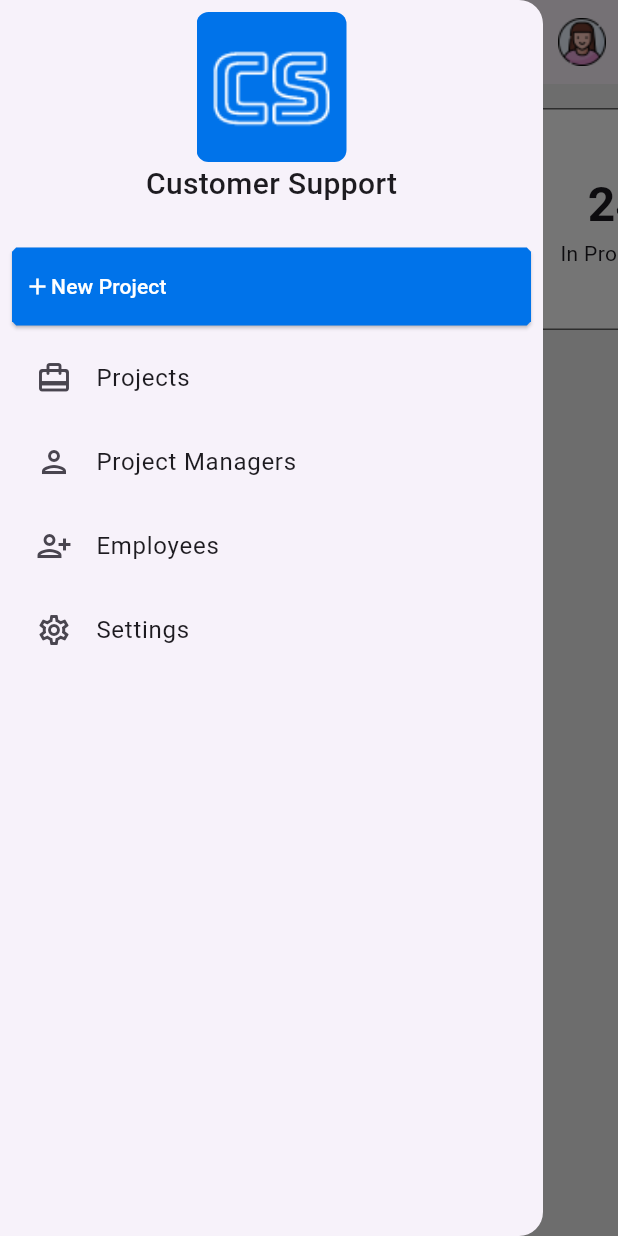
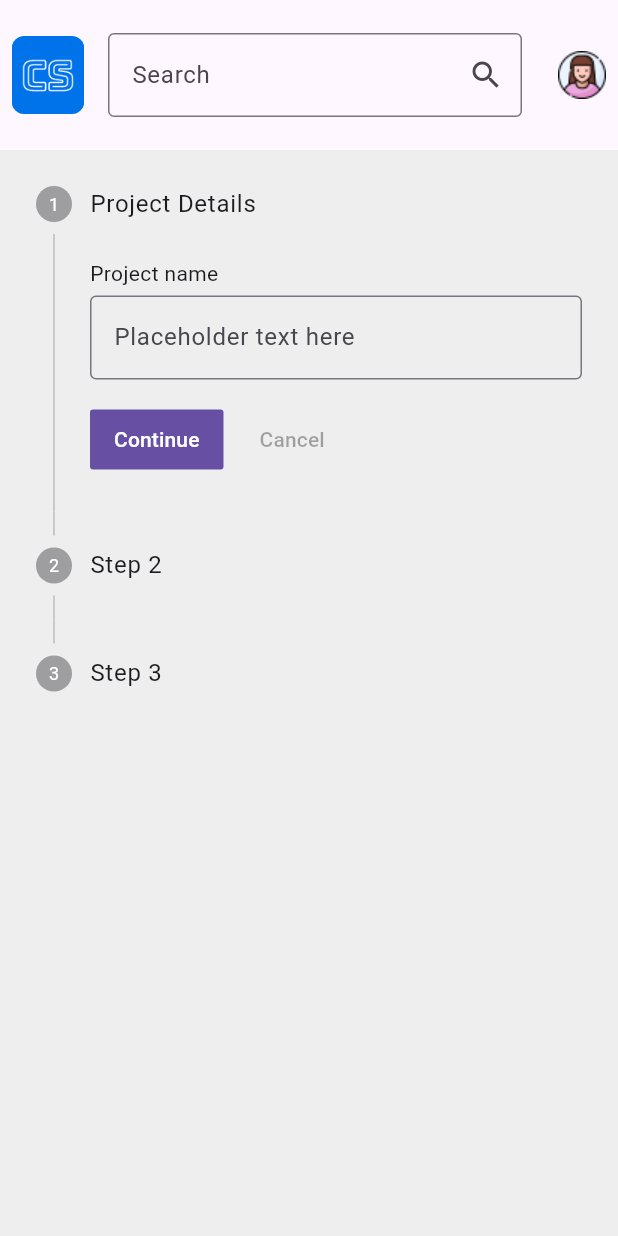
Before and after one commit to AtanuPanja/project3_customer_success_platform, a Flutter app: the screen it shows after launch, in the side drawer, after a tap on "New Project", on a phone screen of 412 x 824 dp. Run offline on Flutter 3.47's test engine with Material 3 defaults, Android fonts, the light colour scheme and no system bars.

Commit message:
Updated main.dart and created two new files
Extracted out Scaffold from main, into a new
widget in a new file home_screen_layout.dart

Created a basic multi step form which has the
stepper in vertical direction.

Put the drawer elements as children of ListView
and defined click events on the button, and first
label.

On clicking the Projects the home page changes
to the projects screen (which is also the default
home page). On clicking the New Project button,
the projects screen is replaced by a multi-step
form.

```diff
--- a/lib/main.dart
+++ b/lib/main.dart
@@ -1,5 +1,5 @@
 import 'package:flutter/material.dart';
-import 'screens/projects_screen.dart';
+import 'screens/home_screen_layout.dart';
 
 void main() {
   runApp(const MainApp());
@@ -10,14 +10,13 @@ class MainApp extends StatelessWidget {
 
   @override
   Widget build(BuildContext context) {
-    var screenWidth = MediaQuery.of(context).size.width;
     return MaterialApp(
       theme: ThemeData(
         scaffoldBackgroundColor: Colors.grey.shade200,
         elevatedButtonTheme: ElevatedButtonThemeData(
           style: ButtonStyle(
-            backgroundColor:
-                MaterialStateProperty.all(const Color.fromARGB(255, 0, 115, 234)),
+            backgroundColor: MaterialStateProperty.all(
+                const Color.fromARGB(255, 0, 115, 234)),
             foregroundColor: MaterialStateProperty.all(Colors.white),
             padding: MaterialStateProperty.all(
               const EdgeInsets.symmetric(
@@ -34,134 +33,7 @@ class MainApp extends StatelessWidget {
         ),
       ),
       debugShowCheckedModeBanner: false,
-      home: Scaffold(
-        appBar: AppBar(
-          leading: Padding(
-            padding: const EdgeInsets.all(8.0),
-            child: Builder(
-              builder: (context) => InkWell(
-                child: Container(
-                  width: 300,
-                  height: 100,
-                  decoration: BoxDecoration(
-                    color: const Color.fromARGB(255, 0, 115, 234),
-                    borderRadius: BorderRadius.circular(8.0),
-                    image: const DecorationImage(
-                      image: AssetImage('assets/images/logo.png'),
-                      fit: BoxFit.cover,
-                    ),
-                  ),
-                ),
-                onTap: () {
-                  Scaffold.of(context).openDrawer();
-                },
-              ),
-            ),
-          ),
-          title: TextField(
-            decoration: InputDecoration(
-              fillColor: Colors.grey.shade200,
-              filled: true,
-              border: InputBorder.none,
-              hintText: 'Search',
-              suffixIcon: const Icon(
-                Icons.search,
-              ),
-            ),
-          ),
-          actions: [
-            Padding(
-              padding: const EdgeInsets.all(8.0),
-              child: InkWell(
-                child: Image.asset('assets/images/default_profile_32px.png'),
-                onTap: () {},
-              ),
-            ),
-          ],
-        ),
-        body: const ProjectsScreen(),
-        drawer: Drawer(
-          width: screenWidth - 50,
-          elevation: 2,
-          child: SafeArea(
-            child: SingleChildScrollView(
-              child: Padding(
-                padding: const EdgeInsets.all(8.0),
-                child: Column(
-                  crossAxisAlignment: CrossAxisAlignment.center,
-                  children: [
-                    Padding(
-                      padding: const EdgeInsets.only(bottom: 8.0),
-                      child: Column(
-                        children: [
-                          Container(
-                            width: 100,
-                            height: 100,
-                            decoration: BoxDecoration(
-                              // color: Color.fromARGB(255, 0, 115, 234),
-                              borderRadius: BorderRadius.circular(8.0),
-                              image: const DecorationImage(
-                                image: AssetImage('assets/images/logo.png'),
-                                fit: BoxFit.cover,
-                              ),
-                            ),
-                          ),
-                          const Text(
-                            'Customer Support',
-                            style: TextStyle(
-                              fontWeight: FontWeight.w500,
-                              fontSize: 20,
-                            ),
-                          ),
-                        ],
-                      ),
-                    ),
-                    const SizedBox(height: 20),
-                    ElevatedButton(
-                      onPressed: () {},
-                      child: const Row(
-                        children: [
-                          Icon(Icons.add),
-                          Text('New Project'),
-                        ],
-                      ),
-                    ),
-                    const SizedBox(height: 7),
-                    ListTile(
-                      leading: const Icon(
-                        Icons.card_travel_rounded,
-                      ),
-                      title: const Text('Projects'),
-                      onTap: () {},
-                    ),
-                    ListTile(
-                      leading: const Icon(
-                        Icons.person_outlined,
-                      ),
-                      title: const Text('Project Managers'),
-                      onTap: () {},
-                    ),
-                    ListTile(
-                      leading: const Icon(
-                        Icons.person_add_alt_1_outlined,
-                      ),
-                      title: const Text('Employees'),
-                      onTap: () {},
-                    ),
-                    ListTile(
-                      leading: const Icon(
-                        Icons.settings_outlined,
-                      ),
-                      title: const Text('Settings'),
-                      onTap: () {},
-                    ),
-                  ],
-                ),
-              ),
-            ),
-          ),
-        ),
-      ),
+      home: HomeScreen(),
     );
   }
 }
--- /dev/null
+++ b/lib/screens/home_screen_layout.dart
@@ -0,0 +1,166 @@
+import 'package:flutter/material.dart';
+import 'projects_screen.dart';
+import '../widgets/new_project_stepper.dart';
+
+class HomeScreen extends StatefulWidget {
+  const HomeScreen({
+    super.key,
+  });
+
+  @override
+  State<HomeScreen> createState() => _HomeScreenState();
+}
+
+class _HomeScreenState extends State<HomeScreen> {
+
+  int currentIndex = 0;
+
+  List<Widget> widgetOptions = [
+    ProjectsScreen(),
+    NewProjectStepper(),
+  ];
+
+  void onOptionSelected(int index) {
+    setState(() {
+      currentIndex = index;
+    });
+  }
+
+  @override
+  Widget build(BuildContext context) {
+    var screenWidth = MediaQuery.of(context).size.width;
+    return Scaffold(
+      appBar: AppBar(
+        toolbarHeight: 100,
+        leading: Padding(
+          padding: const EdgeInsets.only(left: 8.0,  top: 24.0, bottom: 24.0),
+          child: Builder(
+            builder: (context) => InkWell(
+              child: Container(
+                decoration: BoxDecoration(
+                  color: const Color.fromARGB(255, 0, 115, 234),
+                  borderRadius: BorderRadius.circular(8.0),
+                  image: const DecorationImage(
+                    image: AssetImage('assets/images/logo.png'),
+                    fit: BoxFit.contain,
+                  ),
+                ),
+              ),
+              onTap: () {
+                Scaffold.of(context).openDrawer();
+              },
+            ),
+          ),
+        ),
+        title: TextFormField(
+
+          decoration: InputDecoration(
+            // fillColor: Colors.grey.shade200,
+            // filled: true,
+            border: OutlineInputBorder(
+              borderSide: BorderSide(
+                color: Colors.grey.shade700,
+              ),
+            ),
+            hintText: 'Search',
+            suffixIcon: const Icon(
+              Icons.search,
+            ),
+          ),
+        ),
+        actions: [
+          Padding(
+            padding: const EdgeInsets.all(8.0),
+            child: InkWell(
+              child: Image.asset('assets/images/default_profile_32px.png'),
+              onTap: () {},
+            ),
+          ),
+        ],
+      ),
+      body: widgetOptions[currentIndex],
+      drawer: Drawer(
+        width: screenWidth - 50,
+        elevation: 2,
+        child: SafeArea(
+          child: ListView(
+            children: [
+              Padding(
+                padding: const EdgeInsets.only(bottom: 8.0),
+                child: Column(
+                  children: [
+                    Container(
+                      width: 100,
+                      height: 100,
+                      decoration: BoxDecoration(
+                        // color: Color.fromARGB(255, 0, 115, 234),
+                        borderRadius: BorderRadius.circular(8.0),
+                        image: const DecorationImage(
+                          image: AssetImage('assets/images/logo.png'),
+                          fit: BoxFit.cover,
+                        ),
+                      ),
+                    ),
+                    const Text(
+                      'Customer Support',
+                      style: TextStyle(
+                        fontWeight: FontWeight.w500,
+                        fontSize: 20,
+                      ),
+                    ),
+                  ],
+                ),
+              ),
+              const SizedBox(height: 20),
+              ElevatedButton(
+                onPressed: () {
+                  onOptionSelected(1);
+                  Navigator.pop(context);
+                },
+                child: const Row(
+                  children: [
+                    Icon(Icons.add),
+                    Text('New Project'),
+                  ],
+                ),
+              ),
+              const SizedBox(height: 7),
+              ListTile(
+                selected: currentIndex == 0,
+                leading: const Icon(
+                  Icons.card_travel_rounded,
+                ),
+                title: const Text('Projects'),
+                onTap: () {
+                  onOptionSelected(0);
+                  Navigator.pop(context);
+                },
+              ),
+              ListTile(
+                leading: const Icon(
+                  Icons.person_outlined,
+                ),
+                title: const Text('Project Managers'),
+                onTap: () {},
+              ),
+              ListTile(
+                leading: const Icon(
+                  Icons.person_add_alt_1_outlined,
+                ),
+                title: const Text('Employees'),
+                onTap: () {},
+              ),
+              ListTile(
+                leading: const Icon(
+                  Icons.settings_outlined,
+                ),
+                title: const Text('Settings'),
+                onTap: () {},
+              ),
+            ],
+          ),
+        ),
+      ),
+    );
+  }
+}
--- /dev/null
+++ b/lib/widgets/new_project_stepper.dart
@@ -0,0 +1,65 @@
+import 'package:flutter/material.dart';
+
+class NewProjectStepper extends StatefulWidget {
+  const NewProjectStepper({super.key});
+
+  @override
+  State<NewProjectStepper> createState() => _NewProjectStepperState();
+}
+
+class _NewProjectStepperState extends State<NewProjectStepper> {
+  int currentStep = 0;
+  List<Step> steps = [
+    Step(
+      title: Text('Project Details'),
+      content: Column(
+        crossAxisAlignment: CrossAxisAlignment.start,
+        children: [
+          Text('Project name'),
+          SizedBox(height: 5,),
+          TextFormField(
+            decoration: InputDecoration(
+              border: OutlineInputBorder(
+                borderSide: BorderSide(
+                  color: Colors.grey.shade700,
+                ),
+              ),
+              focusedBorder: OutlineInputBorder(
+                borderSide: BorderSide(),
+              ),
+              hintText: 'Placeholder text here',
+            ),
+          ),
+        ],
+      ),
+    ),
+    Step(
+      title: Text('Step 2'),
+      content: Text('Content for Step 2'),
+    ),
+    Step(
+      title: Text('Step 3'),
+      content: Text('Content for Step 3'),
+    ),
+  ];
+
+  @override
+  Widget build(BuildContext context) {
+    return Scaffold(
+      body: Container(
+        child: Stepper(
+          currentStep: currentStep,
+            onStepContinue: () {
+              setState(() {
+                if (currentStep < steps.length - 1) {
+                  currentStep += 1;
+                } else {
+                }
+              });
+            },
+            steps: steps,
+        ),
+      ),
+    );
+  }
+}
```
